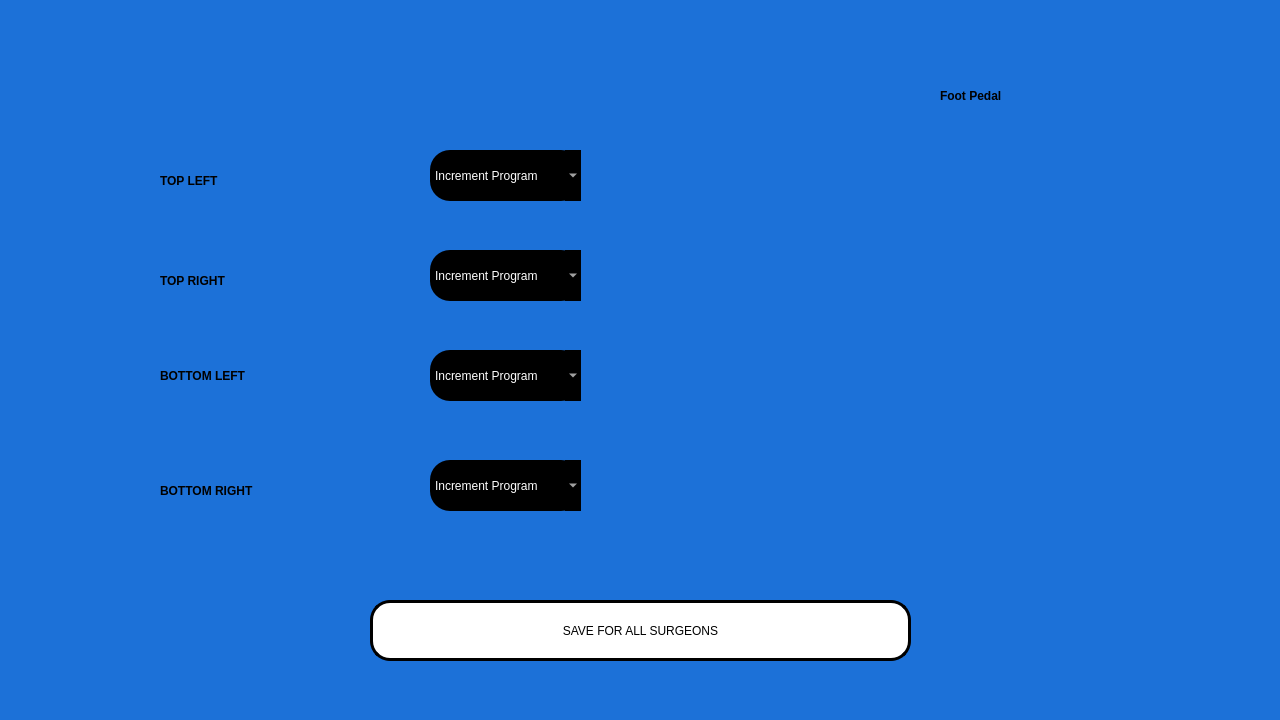
This is footpedal.ui in RISWANAAAA/venturiphaco as Qt 5 draws it before an edit. The edited form follows.
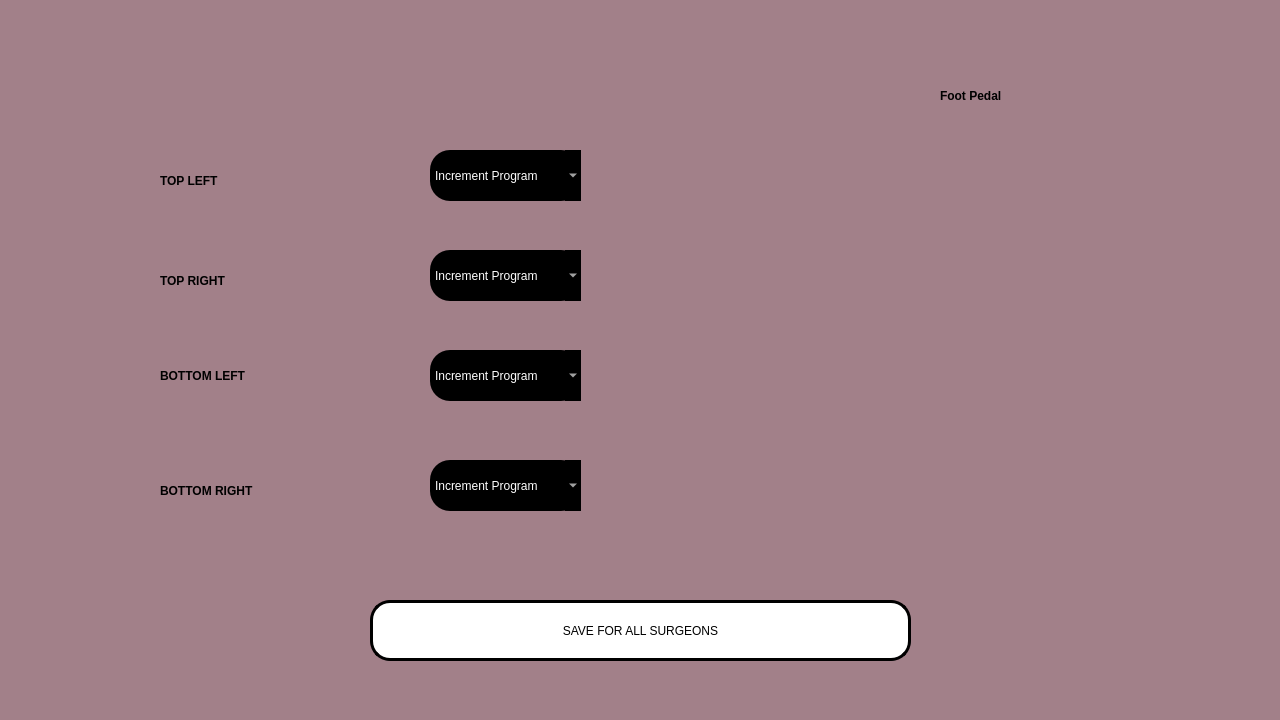
This is the edited form. Icons and pictures are not drawn.

What changed in the file:
```diff
--- a/footpedal.ui
+++ b/footpedal.ui
@@ -14,7 +14,7 @@
    <string>Dialog</string>
   </property>
   <property name="styleSheet">
-   <string notr="true">background-color: rgb(28, 113, 216);</string>
+   <string notr="true">background-color: rgb(162, 128, 137);</string>
   </property>
   <widget class="QComboBox" name="right_footcom">
    <property name="geometry">
```
Left out of the diff: 2 changed lines with no effect on the pictures.
